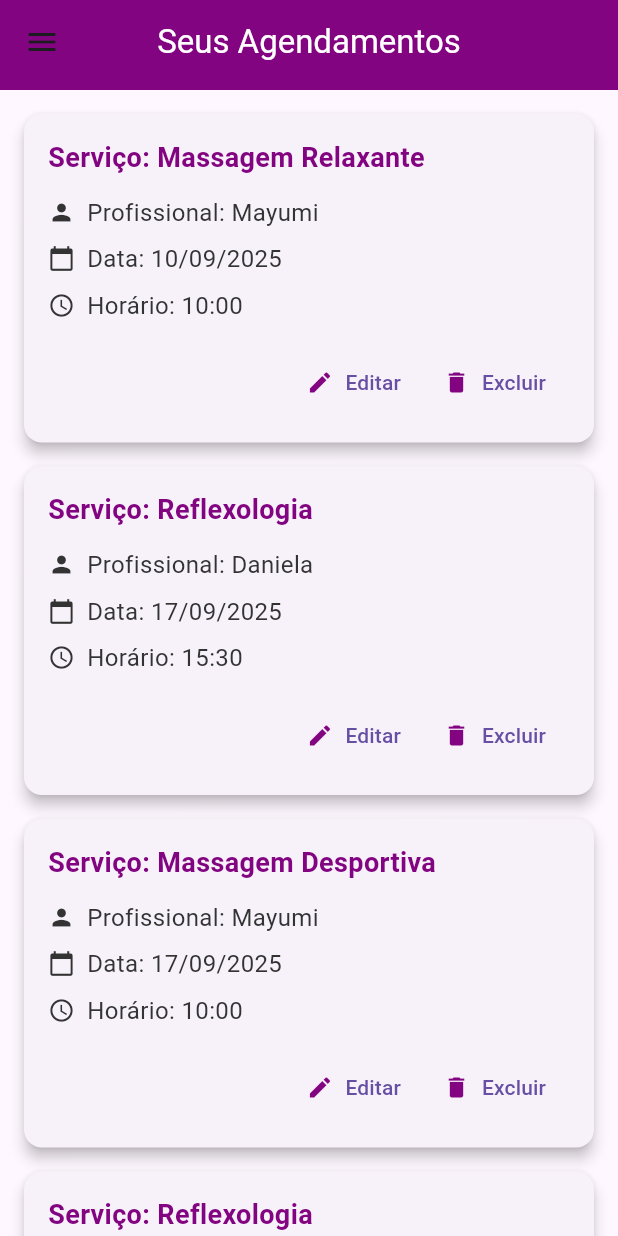
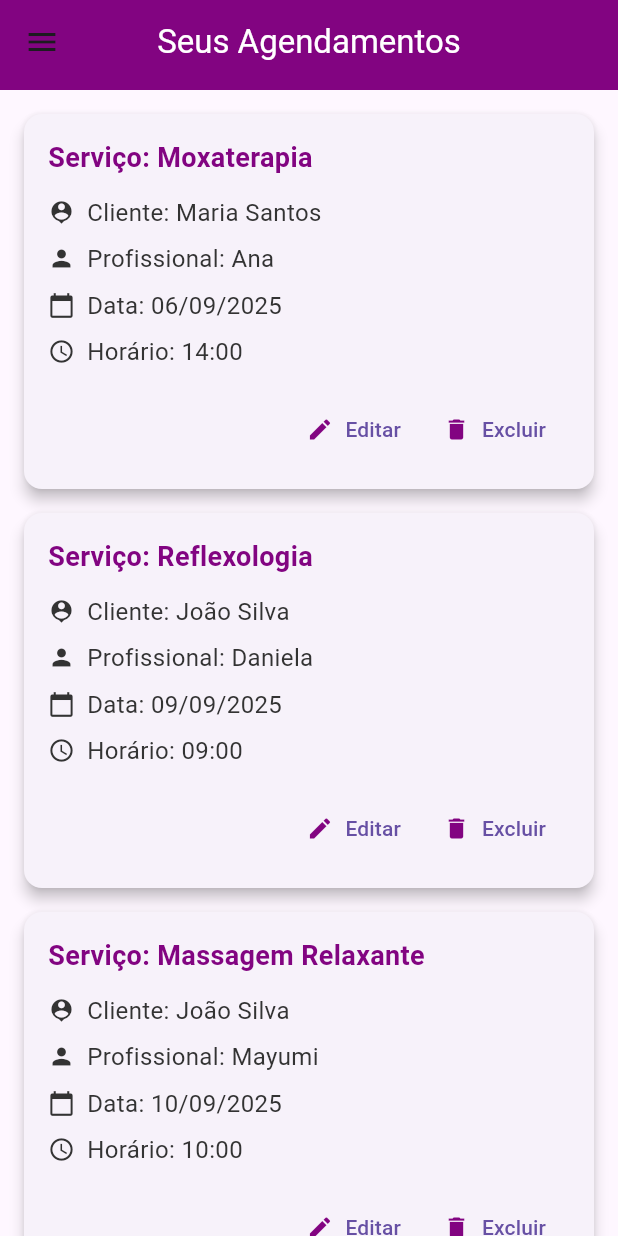
Before and after one commit to ayuizu/ProgMobile_MayumiApp, a Flutter app: the FuturosAgendamentosView screen opened by its route, on a phone screen of 412 x 824 dp. Run offline on Flutter 3.47's test engine with Material 3 defaults, Android fonts, the phone set to English and light mode, and no system bars; our stand-ins replace table_calendar.

Commit message:
Adiciona métodos getNameById. Atualiza Agenda para usar id de cliente, profissional e servico. Melhora lógica de agendamento e lista de agendamentos

```diff
--- a/lib/controller/profissional_controller.dart
+++ b/lib/controller/profissional_controller.dart
@@ -1,3 +1,4 @@
+import 'package:collection/collection.dart';
 import '../models/profissional.dart';
 import '../repository/profissional_repository.dart';
 
@@ -8,4 +9,11 @@ class ProfissionalController {
   Future<void> readAll() async {
     profissionalList = _repository.getProfissionais();
   }
+
+  String getNomeById(int id) {
+    final profissional = _repository.getProfissionais().firstWhereOrNull(
+      (p) => p.id == id,
+    );
+    return profissional?.nome ?? 'Profissional não encontrado';
+  }
 }
--- a/lib/controller/servico_controller.dart
+++ b/lib/controller/servico_controller.dart
@@ -1,3 +1,4 @@
+import 'package:collection/collection.dart';
 import '../models/servico.dart';
 import '../repository/servico_repository.dart';
 
@@ -8,4 +9,11 @@ class ServicoController {
   Future<void> readAll() async {
     servicoList = _repository.getServicos();
   }
+
+  String getNomeById(int id) {
+    final servico = _repository.getServicos().firstWhereOrNull(
+      (p) => p.id == id,
+    );
+    return servico?.nome ?? 'Servicço não encontrado';
+  }
 }
--- a/lib/models/agenda.dart
+++ b/lib/models/agenda.dart
@@ -1,17 +1,25 @@
+// agenda.dart
+
 class Agenda {
   final int id;
-  final String clienteNome;
-  final String profissionalNome;
-  final String servicoNome;
+  final int clienteId;
+  final int profissionalId;
+  final int servicoId;
   final DateTime data;
   final String horario;
+  final String? clienteNome;
+  final String? profissionalNome;
+  final String? servicoNome;
 
   Agenda({
     required this.id,
-    required this.clienteNome,
-    required this.profissionalNome,
-    required this.servicoNome,
+    required this.clienteId,
+    required this.profissionalId,
+    required this.servicoId,
     required this.data,
     required this.horario,
+    this.clienteNome,
+    this.profissionalNome,
+    this.servicoNome,
   });
 }
--- a/lib/models/profissional.dart
+++ b/lib/models/profissional.dart
@@ -8,6 +8,7 @@ class Profissional {
   final String senha;
   final String categoria;
   final List<Servico> servicos;
+
   Profissional({
     required this.id,
     required this.nome,
--- a/lib/repository/agenda_repository.dart
+++ b/lib/repository/agenda_repository.dart
@@ -1,3 +1,6 @@
+// agenda_repository.dart
+
+import 'package:collection/collection.dart';
 import '../models/agenda.dart';
 
 class AgendaRepository {
@@ -5,94 +8,170 @@ class AgendaRepository {
     return [
       Agenda(
         id: 1,
-        clienteNome: 'João Silva',
-        profissionalNome: 'Mayumi',
-        servicoNome: 'Massagem Relaxante',
+        clienteId: 1,
+        profissionalId: 1,
+        servicoId: 101,
         data: DateTime.now().add(const Duration(days: 3)),
         horario: '10:00',
       ),
       Agenda(
         id: 2,
-        clienteNome: 'Maria Santos',
-        profissionalNome: 'Daniela',
-        servicoNome: 'Reflexologia',
+        clienteId: 2,
+        profissionalId: 2,
+        servicoId: 103,
         data: DateTime.now().add(const Duration(days: 10)),
-        horario: '15:30',
+        horario: '15:00',
       ),
-      // Agendamento passado para demonstração
       Agenda(
         id: 3,
-        clienteNome: 'Carlos Oliveira',
-        profissionalNome: 'Ana',
-        servicoNome: 'Acupuntura',
+        clienteId: 3,
+        profissionalId: 3,
+        servicoId: 105,
         data: DateTime.now().subtract(const Duration(days: 5)),
         horario: '09:00',
       ),
       Agenda(
         id: 4,
-        clienteNome: 'João Silva',
-        profissionalNome: 'Mayumi',
-        servicoNome: 'Massagem Desportiva',
+        clienteId: 1,
+        profissionalId: 1,
+        servicoId: 102,
         data: DateTime.now().add(const Duration(days: 10)),
         horario: '10:00',
       ),
       Agenda(
         id: 5,
-        clienteNome: 'Maria Santos',
-        profissionalNome: 'Daniela',
-        servicoNome: 'Reflexologia',
+        clienteId: 2,
+        profissionalId: 2,
+        servicoId: 103,
         data: DateTime.now().add(const Duration(days: 14)),
-        horario: '15:30',
+        horario: '15:00',
       ),
-      // Agendamento passado para demonstração
       Agenda(
         id: 6,
-        clienteNome: 'Carlos Oliveira',
-        profissionalNome: 'Ana',
-        servicoNome: 'Moxaterapia',
+        clienteId: 3,
+        profissionalId: 3,
+        servicoId: 106,
         data: DateTime.now().subtract(const Duration(days: 12)),
         horario: '09:00',
       ),
       Agenda(
         id: 7,
-        clienteNome: 'Pedro Costa',
-        profissionalNome: 'Mayumi',
-        servicoNome: 'Massagem Desportiva',
+        clienteId: 4,
+        profissionalId: 1,
+        servicoId: 102,
         data: DateTime.now().add(const Duration(days: 5)),
-        horario: '11:30',
+        horario: '11:00',
       ),
       Agenda(
         id: 8,
-        clienteNome: 'Julia Lima',
-        profissionalNome: 'Daniela',
-        servicoNome: 'Massagem Relaxante',
+        clienteId: 5,
+        profissionalId: 2,
+        servicoId: 101,
         data: DateTime.now().add(const Duration(days: 11)),
         horario: '14:00',
       ),
       Agenda(
         id: 9,
-        clienteNome: 'Mariana Almeida',
-        profissionalNome: 'Mayumi',
-        servicoNome: 'Massagem Relaxante',
+        clienteId: 6,
+        profissionalId: 1,
+        servicoId: 101,
         data: DateTime.now().add(const Duration(days: 7)),
         horario: '16:00',
       ),
       Agenda(
         id: 10,
-        clienteNome: 'Gustavo Pereira',
-        profissionalNome: 'Daniela',
-        servicoNome: 'Reflexologia',
+        clienteId: 7,
+        profissionalId: 2,
+        servicoId: 103,
         data: DateTime.now().add(const Duration(days: 16)),
         horario: '08:00',
       ),
       Agenda(
         id: 11,
-        clienteNome: 'Leticia Ramos',
-        profissionalNome: 'Mayumi',
-        servicoNome: 'Massagem Desportiva',
+        clienteId: 8,
+        profissionalId: 1,
+        servicoId: 102,
         data: DateTime.now().add(const Duration(days: 9)),
         horario: '13:00',
       ),
+      Agenda(
+        id: 12,
+        clienteId: 5,
+        profissionalId: 1,
+        servicoId: 104,
+        data: DateTime.now().add(const Duration(days: 3)),
+        horario: '14:00',
+      ),
+      Agenda(
+        id: 13,
+        clienteId: 6,
+        profissionalId: 2,
+        servicoId: 101,
+        data: DateTime.now().add(const Duration(days: 5)),
+        horario: '10:00',
+      ),
+      Agenda(
+        id: 14,
+        clienteId: 7,
+        profissionalId: 3,
+        servicoId: 105,
+        data: DateTime.now().add(const Duration(days: 7)),
+        horario: '11:30',
+      ),
+      Agenda(
+        id: 15,
+        clienteId: 8,
+        profissionalId: 1,
+        servicoId: 101,
+        data: DateTime.now().add(const Duration(days: 18)),
+        horario: '17:00',
+      ),
+      Agenda(
+        id: 16,
+        clienteId: 1,
+        profissionalId: 2,
+        servicoId: 103,
+        data: DateTime.now().add(const Duration(days: 2)),
+        horario: '09:00',
+      ),
+      Agenda(
+        id: 17,
+        clienteId: 2,
+        profissionalId: 3,
+        servicoId: 106,
+        data: DateTime.now().subtract(const Duration(days: 1)),
+        horario: '14:00',
+      ),
+      Agenda(
+        id: 18,
+        clienteId: 3,
+        profissionalId: 1,
+        servicoId: 102,
+        data: DateTime.now().add(const Duration(days: 4)),
+        horario: '08:00',
+      ),
+      Agenda(
+        id: 19,
+        clienteId: 4,
+        profissionalId: 2,
+        servicoId: 101,
+        data: DateTime.now().add(const Duration(days: 6)),
+        horario: '16:00',
+      ),
+      Agenda(
+        id: 20,
+        clienteId: 5,
+        profissionalId: 1,
+        servicoId: 104,
+        data: DateTime.now().add(const Duration(days: 9)),
+        horario: '09:00',
+      ),
     ];
   }
+
+  Agenda? getAgendamentoById(int id) {
+    return getAgendamentos().firstWhereOrNull(
+      (agendamento) => agendamento.id == id,
+    );
+  }
 }
--- a/lib/repository/servico_repository.dart
+++ b/lib/repository/servico_repository.dart
@@ -1,3 +1,4 @@
+import 'package:collection/collection.dart';
 import '../models/servico.dart';
 
 class ServicoRepository {
@@ -11,4 +12,8 @@ class ServicoRepository {
       Servico(id: 106, nome: 'Moxaterapia', preco: 100.0),
     ];
   }
+
+  Servico? getServicoById(int id) {
+    return getServicos().firstWhereOrNull((servico) => servico.id == id);
+  }
 }
--- a/lib/view/lista_page.dart
+++ b/lib/view/lista_page.dart
@@ -1,11 +1,16 @@
 import 'package:flutter/material.dart';
 import 'package:intl/intl.dart';
+import 'package:mayumi_app/controller/profissional_controller.dart';
+import 'package:mayumi_app/controller/servico_controller.dart';
+import 'package:mayumi_app/controller/cliente_controller.dart';
 
 import '../components/colors.dart';
 import '../components/custom_appbar.dart';
 import '../components/side_menu.dart';
 import '../models/agenda.dart';
 import '../controller/agenda_controller.dart';
+
+// TODO: Filtrar agendamentos para mostrar somente os do cliente logado
 
 class FuturosAgendamentosView extends StatefulWidget {
   const FuturosAgendamentosView({super.key});
@@ -17,6 +22,10 @@ class FuturosAgendamentosView extends StatefulWidget {
 
 class _FuturosAgendamentosViewState extends State<FuturosAgendamentosView> {
   final _agendaController = AgendaController();
+  final _profissionalController = ProfissionalController();
+  final _servicoController = ServicoController();
+  final _clienteController = ClienteController();
+
   List<Agenda> _agendamentosFuturos = [];
   bool _isLoading = true;
 
@@ -27,14 +36,31 @@ class _FuturosAgendamentosViewState extends State<FuturosAgendamentosView> {
   }
 
   void _loadAgendamentos() async {
-    await _agendaController.readAll();
+    await Future.wait([
+      _agendaController.readAll(),
+      _profissionalController.readAll(),
+      _servicoController.readAll(),
+      _clienteController.readAll(),
+    ]);
 
     final now = DateTime.now();
     setState(() {
       _agendamentosFuturos = _agendaController.agendaList.where((agenda) {
-        // Compara apenas a data, ignorando o horário
+        // Compara data, ignorando o horário
         return agenda.data.isAfter(DateTime(now.year, now.month, now.day - 1));
       }).toList();
+
+      _agendamentosFuturos.sort((a, b) {
+        // Ordena por data
+        final dateComparison = a.data.compareTo(b.data);
+        if (dateComparison != 0) {
+          return dateComparison;
+        }
+        // TODO: Corrigir lógica de ordenamento por horário se data for igual. Não está funcionando corretamente
+        final aTime = DateFormat('HH:mm').parse(a.horario);
+        final bTime = DateFormat('HH:mm').parse(b.horario);
+        return aTime.compareTo(bTime);
+      });
       _isLoading = false;
     });
   }
@@ -84,7 +110,7 @@ class _FuturosAgendamentosViewState extends State<FuturosAgendamentosView> {
           crossAxisAlignment: CrossAxisAlignment.start,
           children: [
             Text(
-              'Serviço: ${agenda.servicoNome}',
+              'Serviço: ${_servicoController.getNomeById(agenda.servicoId)}',
               style: const TextStyle(
                 fontSize: 18,
                 fontWeight: FontWeight.bold,
@@ -93,8 +119,12 @@ class _FuturosAgendamentosViewState extends State<FuturosAgendamentosView> {
             ),
             const SizedBox(height: 8),
             _buildDetailRow(
+              Icons.person_pin,
+              'Cliente: ${_clienteController.getNomeById(agenda.clienteId)}',
+            ),
+            _buildDetailRow(
               Icons.person,
-              'Profissional: ${agenda.profissionalNome}',
+              'Profissional: ${_profissionalController.getNomeById(agenda.profissionalId)}',
             ),
             _buildDetailRow(
               Icons.calendar_today,
```
Also changed, not shown: lib/repository/profissional_repository.dart (+7 -0 lines), lib/view/agendamento_page.dart (+61 -14 lines).
